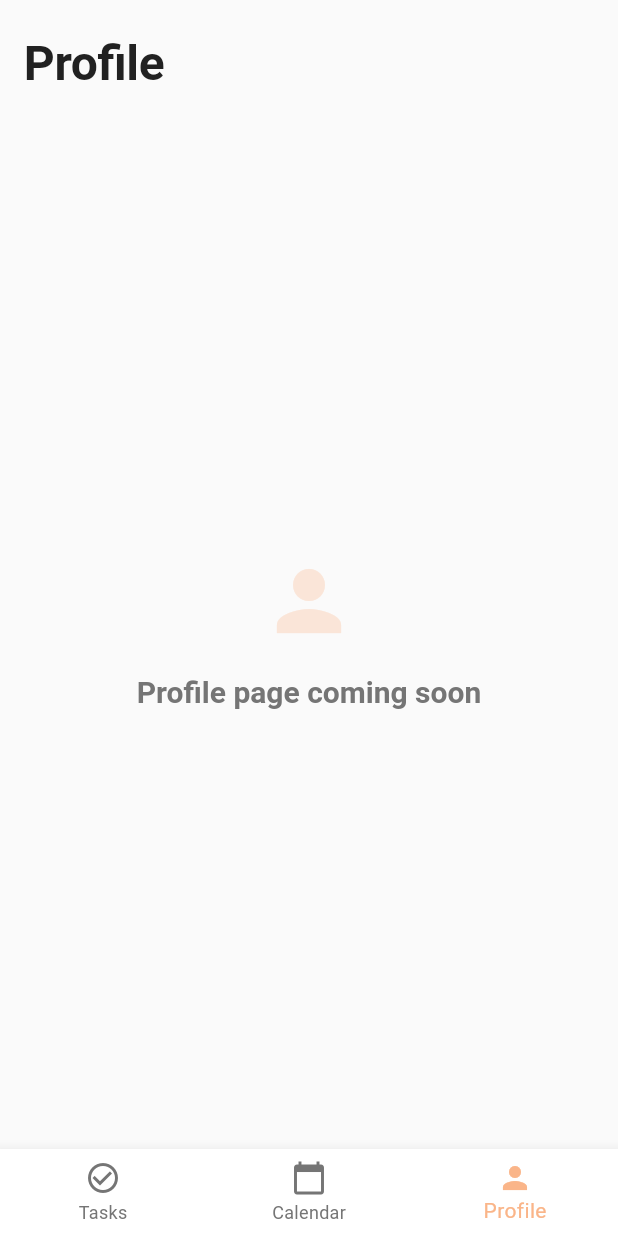
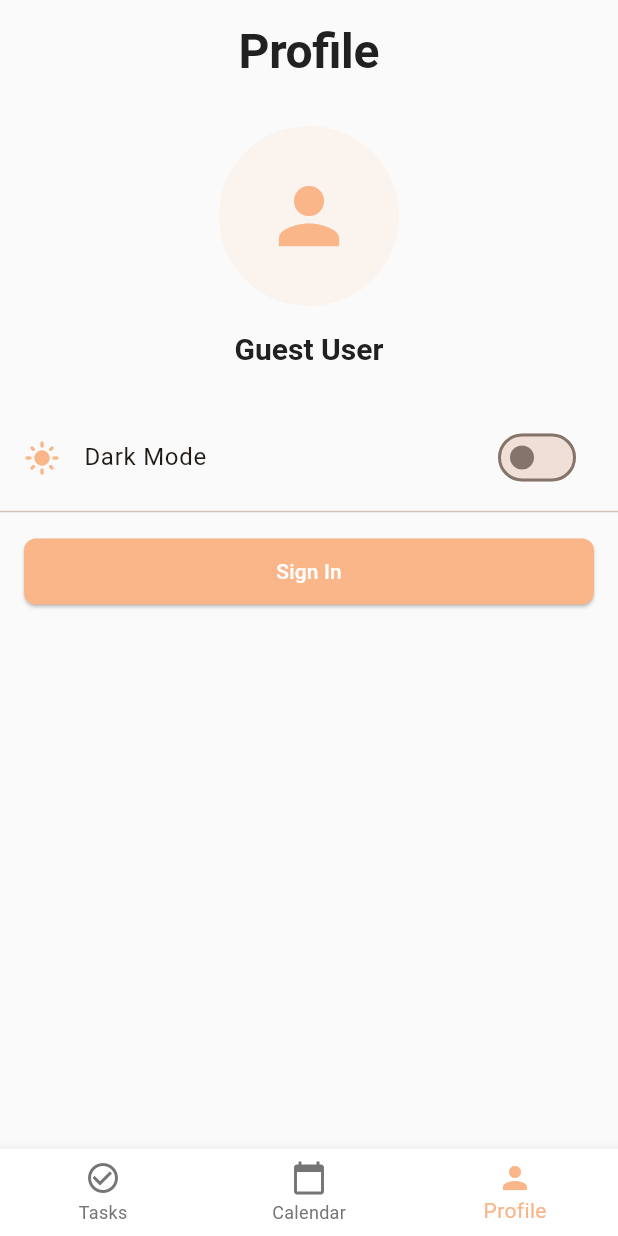
Before and after one commit to mhmwael/Todo, a Flutter app: the screen it shows after launch, item 3 of the bottom bar chosen, on a phone screen of 412 x 824 dp. Run offline on Flutter 3.47's test engine with Material 3 defaults, Android fonts, the phone set to English and light mode, and no system bars; our stand-ins replace sqflite; accounts and stored records are empty.

Commit message:
Implement Profile page features and Dark Mode support
- Created `ThemeController` to manage light/dark mode.
- Added `darkTheme` configuration to `AppTheme`.
- Updated `ProfileController` to handle login state and profile images.
- Implemented `ProfilePage` with circular avatar, theme toggle, and functional sign in/out button.
- Optimized `AddTaskDialog` and `CalendarPage` for dark mode compatibility.
- Ensured smooth month transitions in date pickers with `RepaintBoundary`.

Co-authored-by: mhmwael <192822958+mhmwael@users.noreply.github.com>

```diff
--- a/lib/app/app.dart
+++ b/lib/app/app.dart
@@ -5,6 +5,7 @@ import '../controllers/task_controller.dart';
 import '../controllers/calendar_controller.dart';
 import '../controllers/profile_controller.dart';
 import '../controllers/category_controller.dart';
+import '../controllers/theme_controller.dart';
 import '../views/main_shell.dart';
 
 class App
@@ -45,12 +46,21 @@ class App
                 _,
               ) => ProfileController(),
         ),
+        ChangeNotifierProvider(
+          create: (_) => ThemeController(),
+        ),
       ],
-      child: MaterialApp(
-        title: 'Task Manager',
-        debugShowCheckedModeBanner: false,
-        theme: AppTheme.lightTheme,
-        home: const MainShell(),
+      child: Consumer<ThemeController>(
+        builder: (context, themeController, _) {
+          return MaterialApp(
+            title: 'Task Manager',
+            debugShowCheckedModeBanner: false,
+            theme: AppTheme.lightTheme,
+            darkTheme: AppTheme.darkTheme,
+            themeMode: themeController.themeMode,
+            home: const MainShell(),
+          );
+        },
       ),
     );
   }
--- a/lib/controllers/profile_controller.dart
+++ b/lib/controllers/profile_controller.dart
@@ -1,3 +1,4 @@
+import 'dart:io';
 import 'package:flutter/foundation.dart';
 import '../models/task.dart';
 import '../models/user_stats.dart';
@@ -9,7 +10,40 @@ class ProfileController extends ChangeNotifier {
     streak: 0,
   );
 
+  String? _profileImagePath;
+  File? _profileImageFile;
+  bool _isLoggedIn = false;
+  String _userName = 'Guest User';
+
   UserStats get stats => _stats;
+  String? get profileImagePath => _profileImagePath;
+  File? get profileImageFile => _profileImageFile;
+  bool get isLoggedIn => _isLoggedIn;
+  String get userName => _userName;
+
+  void setProfileImage(String path) {
+    _profileImagePath = path;
+    _profileImageFile = null;
+    notifyListeners();
+  }
+
+  void setProfileImageFile(File file) {
+    _profileImageFile = file;
+    _profileImagePath = null;
+    notifyListeners();
+  }
+
+  void login() {
+    _isLoggedIn = true;
+    _userName = 'Jules Engineer';
+    notifyListeners();
+  }
+
+  void logout() {
+    _isLoggedIn = false;
+    _userName = 'Guest User';
+    notifyListeners();
+  }
 
   void updateStats(List<Task> allTasks) {
     final completedCount = allTasks.where((task) => task.isCompleted).length;
--- /dev/null
+++ b/lib/controllers/theme_controller.dart
@@ -0,0 +1,14 @@
+import 'package:flutter/material.dart';
+
+class ThemeController extends ChangeNotifier {
+  ThemeMode _themeMode = ThemeMode.light;
+
+  ThemeMode get themeMode => _themeMode;
+
+  bool get isDarkMode => _themeMode == ThemeMode.dark;
+
+  void toggleTheme() {
+    _themeMode = _themeMode == ThemeMode.light ? ThemeMode.dark : ThemeMode.light;
+    notifyListeners();
+  }
+}
--- a/lib/core/theme/app_theme.dart
+++ b/lib/core/theme/app_theme.dart
@@ -84,4 +84,54 @@ class AppTheme {
       ),
     );
   }
+
+  static ThemeData get darkTheme {
+    return ThemeData(
+      useMaterial3: true,
+      colorScheme: ColorScheme.fromSeed(
+        seedColor: AppColors.primary,
+        brightness: Brightness.dark,
+      ),
+      scaffoldBackgroundColor: const Color(0xFF121212),
+      appBarTheme: const AppBarTheme(
+        centerTitle: true,
+        elevation: 0,
+        backgroundColor: Color(0xFF1E1E1E),
+        foregroundColor: Colors.white,
+      ),
+      bottomNavigationBarTheme: const BottomNavigationBarThemeData(
+        backgroundColor: Color(0xFF1E1E1E),
+        selectedItemColor: AppColors.primary,
+        unselectedItemColor: Colors.white70,
+        elevation: 8,
+      ),
+      cardTheme: CardThemeData(
+        elevation: 2,
+        shape: RoundedRectangleBorder(
+          borderRadius: BorderRadius.circular(12),
+        ),
+        color: const Color(0xFF1E1E1E),
+      ),
+      textTheme: const TextTheme(
+        displayLarge: TextStyle(
+          fontSize: 32,
+          fontWeight: FontWeight.bold,
+          color: Colors.white,
+        ),
+        titleLarge: TextStyle(
+          fontSize: 20,
+          fontWeight: FontWeight.bold,
+          color: Colors.white,
+        ),
+        bodyLarge: TextStyle(
+          fontSize: 16,
+          color: Colors.white,
+        ),
+        bodyMedium: TextStyle(
+          fontSize: 14,
+          color: Colors.white70,
+        ),
+      ),
+    );
+  }
 }
--- a/lib/views/profile/profile_page.dart
+++ b/lib/views/profile/profile_page.dart
@@ -1,74 +1,96 @@
+import 'dart:io';
 import 'package:flutter/material.dart';
+import 'package:provider/provider.dart';
 import '../../core/theme/app_colors.dart';
+import '../../controllers/profile_controller.dart';
+import '../../controllers/theme_controller.dart';
 
-class ProfilePage
-    extends
-        StatelessWidget {
-  const ProfilePage({
-    super.key,
-  });
+class ProfilePage extends StatelessWidget {
+  const ProfilePage({super.key});
 
   @override
-  Widget
-  build(
-    BuildContext context,
-  ) {
-    return Column(
-      crossAxisAlignment: CrossAxisAlignment.start,
-      children: [
-        // Top padding for notification bar
-        SizedBox(
-          height:
-              MediaQuery.of(
-                context,
-              ).padding.top +
-              8,
-        ),
-        Padding(
-          padding: const EdgeInsets.all(
-            16.0,
-          ),
-          child: Text(
-            'Profile',
-            style: Theme.of(
-              context,
-            ).textTheme.displayLarge,
-          ),
-        ),
-        Expanded(
-          child: Center(
-            child: Padding(
-              padding: const EdgeInsets.all(
-                32.0,
+  Widget build(BuildContext context) {
+    return Consumer2<ProfileController, ThemeController>(
+      builder: (context, profileController, themeController, _) {
+        return SingleChildScrollView(
+          child: Column(
+            crossAxisAlignment: CrossAxisAlignment.center,
+            children: [
+              SizedBox(height: MediaQuery.of(context).padding.top + 16),
+              Text(
+                'Profile',
+                style: Theme.of(context).textTheme.displayLarge,
               ),
-              child: Column(
-                mainAxisAlignment: MainAxisAlignment.center,
-                children: [
-                  Icon(
-                    Icons.person,
-                    size: 64,
-                    color: AppColors.primary.withOpacity(
-                      0.3,
+              const SizedBox(height: 32),
+              // Circular Profile Pic
+              GestureDetector(
+                onTap: () {
+                  // Simulate image picking
+                  profileController.setProfileImage('assets/images/logo.png');
+                  ScaffoldMessenger.of(context).showSnackBar(
+                    const SnackBar(content: Text('Profile picture updated')),
+                  );
+                },
+                child: CircleAvatar(
+                  radius: 60,
+                  backgroundColor: AppColors.primary.withOpacity(0.1),
+                  backgroundImage: profileController.profileImageFile != null
+                      ? FileImage(profileController.profileImageFile!) as ImageProvider
+                      : (profileController.profileImagePath != null
+                          ? AssetImage(profileController.profileImagePath!)
+                          : null),
+                  child: profileController.profileImageFile == null &&
+                          profileController.profileImagePath == null
+                      ? Icon(Icons.person, size: 60, color: AppColors.primary)
+                      : null,
+                ),
+              ),
+              const SizedBox(height: 16),
+              Text(
+                profileController.userName,
+                style: Theme.of(context).textTheme.titleLarge,
+              ),
+              const SizedBox(height: 32),
+              // Dark Mode Toggle
+              SwitchListTile(
+                title: const Text('Dark Mode'),
+                secondary: Icon(
+                  themeController.isDarkMode ? Icons.dark_mode : Icons.light_mode,
+                  color: AppColors.primary,
+                ),
+                value: themeController.isDarkMode,
+                onChanged: (value) => themeController.toggleTheme(),
+              ),
+              const Divider(),
+              // Login/Logout Button
+              Padding(
+                padding: const EdgeInsets.symmetric(horizontal: 16, vertical: 8),
+                child: SizedBox(
+                  width: double.infinity,
+                  child: ElevatedButton(
+                    onPressed: () {
+                      if (profileController.isLoggedIn) {
+                        profileController.logout();
+                      } else {
+                        profileController.login();
+                      }
+                    },
+                    style: ElevatedButton.styleFrom(
+                      backgroundColor: profileController.isLoggedIn
+                          ? AppColors.highPriority
+                          : AppColors.primary,
+                    ),
+                    child: Text(
+                      profileController.isLoggedIn ? 'Sign Out' : 'Sign In',
+                      style: const TextStyle(color: Colors.white),
                     ),
                   ),
-                  const SizedBox(
-                    height: 16,
-                  ),
-                  Text(
-                    'Profile page coming soon',
-                    style:
-                        Theme.of(
-                          context,
-                        ).textTheme.titleLarge?.copyWith(
-                          color: AppColors.textSecondary,
-                        ),
-                  ),
-                ],
+                ),
               ),
-            ),
+            ],
           ),
-        ),
-      ],
+        );
+      },
     );
   }
 }
```
Also changed, not shown: lib/views/calendar/calendar_page.dart (+16 -6 lines), lib/views/tasks/widgets/add_task_dialog.dart (+27 -12 lines).
